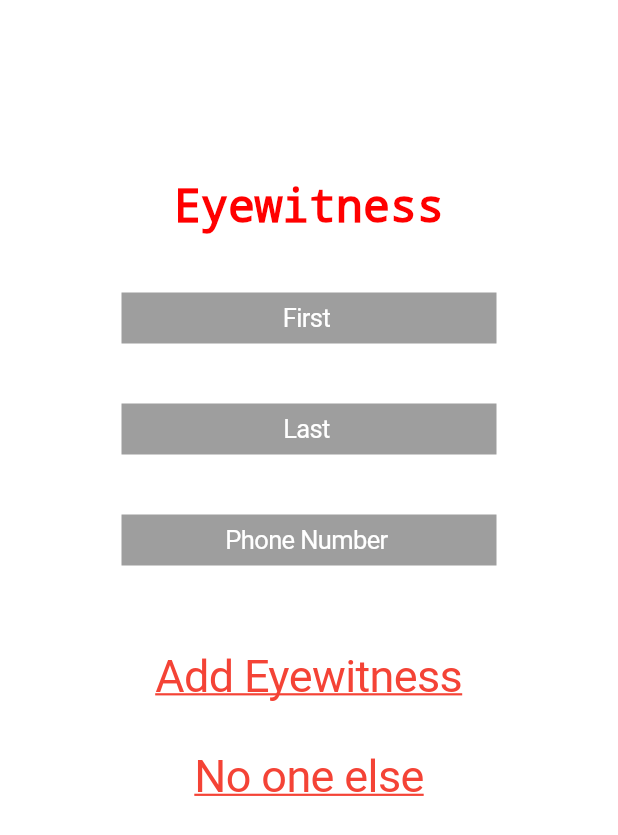
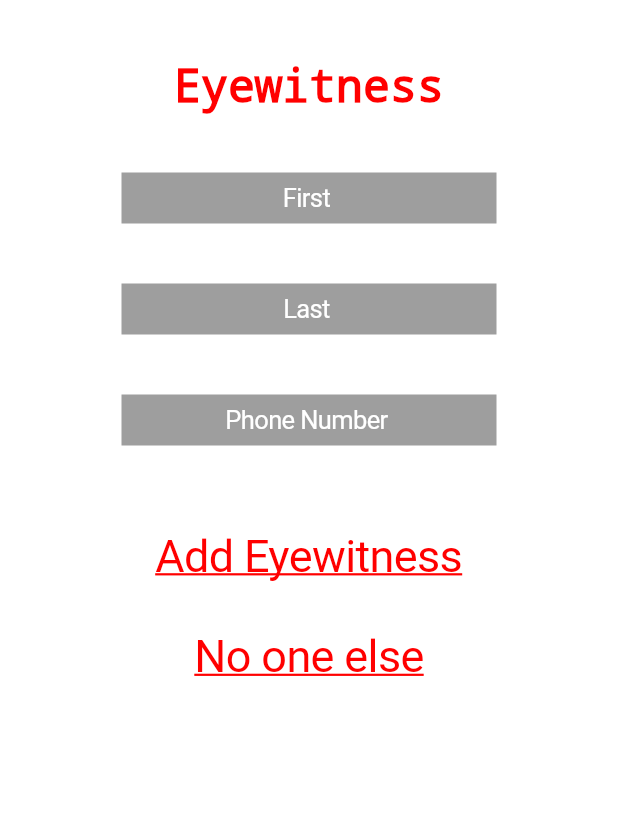
Before and after one commit to st9488/UTDHackathon2021, a Flutter app: the EyeWitness screen opened by its route, on a phone screen of 412 x 824 dp. Shown: the top 835 px of the screen. Run offline on Flutter 3.47's test engine with Material 2 defaults, Android fonts, the phone set to English and light mode, and no system bars; our stand-ins replace cloud_firestore, firebase_auth, firebase_core, geocoding, geolocator, image_picker; accounts and stored records are empty.

Commit message:
All my updated stuff

```diff
--- a/lib/main.dart
+++ b/lib/main.dart
@@ -87,7 +87,7 @@ class MyApp extends StatelessWidget {
         // Route for InsuranceInformation
         "/InsuranceInformation": (context) => const InsurancePage(),
         // Route for Eyewitness
-        "/Eyewitness": (context) => const EyeWitness(list: []),
+        "/Eyewitness": (context) => const EyeWitness(),
         // Route for Accident Locator
         "/AccidentLocator": (context) => const AccidentLocator(),
         // Route for Camera
--- a/lib/pages/eye_witness_page.dart
+++ b/lib/pages/eye_witness_page.dart
@@ -5,9 +5,7 @@ import 'package:utd_hackathon2021/util/eye_witness.dart';
 import 'package:utd_hackathon2021/util/globals.dart';
 
 class EyeWitness extends StatefulWidget {
-  const EyeWitness({Key? key, required this.list}) : super(key: key);
-
-  final List<Eyewitness> list;
+  const EyeWitness({Key? key}) : super(key: key);
 
   @override
   _EyewitnessState createState() => _EyewitnessState();
@@ -28,7 +26,7 @@ class _EyewitnessState extends State<EyeWitness> {
         Column(
           crossAxisAlignment: CrossAxisAlignment.center,
           children: [
-            const Padding(padding: EdgeInsets.symmetric(vertical: 60),),
+            const Padding(padding: EdgeInsets.symmetric(vertical: 20),),
             const Text(
               "Eyewitness",
               style: TextStyle(fontSize: 30, color: Color.fromRGBO(255, 0, 0, 1), decoration: TextDecoration.none),
@@ -37,9 +35,9 @@ class _EyewitnessState extends State<EyeWitness> {
             SizedBox(
               width: 250,
               child: CupertinoTextField(
+                cursorColor: const Color.fromRGBO(255, 255, 255, 1),
                 controller: _text1,
                 autocorrect: false,
-                  cursorColor: const Color.fromRGBO(255, 255, 255, 1),
                 style: TextStyle(color: Theme.of(context).colorScheme.surface),
                 decoration: const BoxDecoration(
                     color: Colors.grey
@@ -81,28 +79,29 @@ class _EyewitnessState extends State<EyeWitness> {
               children: [
                 const Padding(padding: EdgeInsets.symmetric(horizontal: 10),),
                 CupertinoButton(
-                    child: Text(
+                    child: const Text(
                       "Add Eyewitness",
-                      style: TextStyle(fontSize: 30, color: Colors.red, decoration: TextDecoration.underline),
+                      style: TextStyle(fontSize: 30, color: Color.fromRGBO(255, 0, 0, 1), decoration: TextDecoration.underline,
+                      ),
                       textAlign: TextAlign.center,
                     ),
                     onPressed: () {
-                      widget.list.add(Eyewitness(firstName: _text1.text, lastName: _text2.text, phoneNumber: _text3.text,));
+                      currentClaim.eyewitness.add(Eyewitness(firstName: _text1.text, lastName: _text2.text, phoneNumber: _text3.text,));
                       Navigator.of(context).push(MaterialPageRoute(builder: (context) =>
-                          EyeWitness(list: widget.list,)));
+                          const EyeWitness()));
                     }),
                 const Padding(padding: EdgeInsets.symmetric(horizontal: 10),),
               ],
             ),
             CupertinoButton(
-                child: Text(
+                child: const Text(
                   "No one else",
-                  style: TextStyle(fontSize: 30, color: Colors.red, decoration: TextDecoration.underline),
+                  style: TextStyle(fontSize: 30, color: Color.fromRGBO(255, 0, 0, 1), decoration: TextDecoration.underline),
                   textAlign: TextAlign.center,
                 ),
                 onPressed: () {
-                  currentClaim.eyewitness = widget.list;
-                  Navigator.of(context).pushReplacementNamed('/');
+                  currentClaim.eyewitness.add(Eyewitness(firstName: _text1.text, lastName: _text2.text, phoneNumber: _text3.text,));
+                  Navigator.of(context).pushReplacementNamed('/AccidentLocator');
                 }),
             const Padding(padding: EdgeInsets.symmetric(horizontal: 10),),
           ],
```
Also changed, not shown: lib/pages/accident_locator_page.dart (+16 -0 lines). Lines whose indentation alone changed are shown as unchanged.
